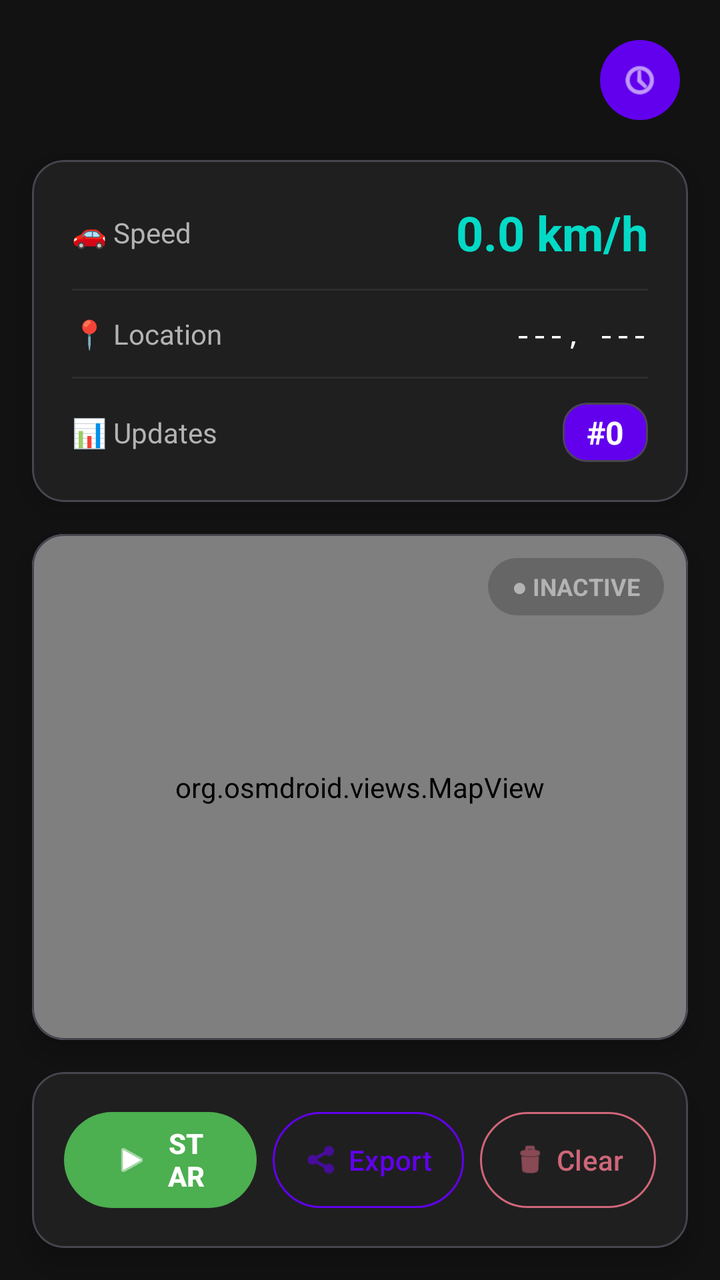
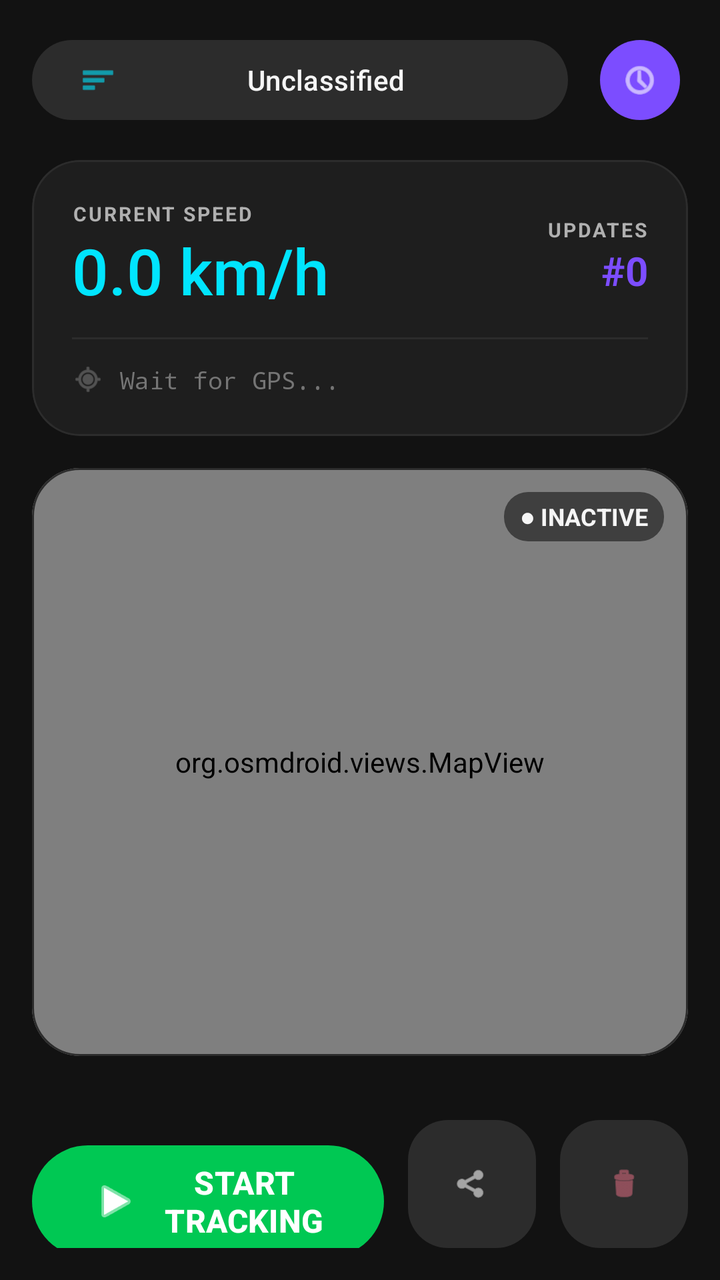

An Android layout rendered at two revisions. The XML below is the earlier revision; the diff shows what the commit changed to produce the second picture.
<!-- AndroidManifest.xml: activity theme Theme.MilesTracker -->
<!-- res/layout/activity_main.xml -->
<?xml version="1.0" encoding="utf-8"?>
<androidx.constraintlayout.widget.ConstraintLayout 
    xmlns:android="http://schemas.android.com/apk/res/android"
    xmlns:app="http://schemas.android.com/apk/res-auto"
    xmlns:tools="http://schemas.android.com/tools"
    android:layout_width="match_parent"
    android:layout_height="match_parent"
    android:background="@color/background"
    tools:context=".MainActivity">


    
    <com.google.android.material.button.MaterialButton
        android:id="@+id/historyButton"
        style="@style/Widget.Material3.Button.IconButton.Filled"
        android:layout_width="wrap_content"
        android:layout_height="wrap_content"
        android:layout_margin="16dp"
        app:icon="@android:drawable/ic_menu_recent_history"
        app:iconTint="@color/on_primary"
        app:backgroundTint="@color/primary"
        app:layout_constraintTop_toTopOf="parent"
        app:layout_constraintEnd_toEndOf="parent" />

    <com.google.android.material.card.MaterialCardView
        android:id="@+id/statsCard"
        android:layout_width="0dp"
        android:layout_height="wrap_content"
        android:layout_margin="16dp"
        app:cardBackgroundColor="@color/card_background"
        app:cardCornerRadius="16dp"
        app:cardElevation="8dp"
        app:layout_constraintTop_toBottomOf="@id/historyButton"
        app:layout_constraintStart_toStartOf="parent"
        app:layout_constraintEnd_toEndOf="parent">

        <LinearLayout
            android:layout_width="match_parent"
            android:layout_height="wrap_content"
            android:orientation="vertical"
            android:padding="20dp">

            
            <LinearLayout
                android:layout_width="match_parent"
                android:layout_height="wrap_content"
                android:orientation="horizontal"
                android:gravity="center_vertical">

                <TextView
                    android:layout_width="0dp"
                    android:layout_height="wrap_content"
                    android:layout_weight="1"
                    android:text="🚗 Speed"
                    android:textColor="@color/text_secondary"
                    android:textSize="14sp" />

                <TextView
                    android:id="@+id/speedValue"
                    android:layout_width="wrap_content"
                    android:layout_height="wrap_content"
                    android:text="0.0 km/h"
                    android:textColor="@color/secondary"
                    android:textSize="24sp"
                    android:textStyle="bold" />
            </LinearLayout>

            <View
                android:layout_width="match_parent"
                android:layout_height="1dp"
                android:layout_marginVertical="12dp"
                android:background="@color/surface_variant" />

            
            <LinearLayout
                android:layout_width="match_parent"
                android:layout_height="wrap_content"
                android:orientation="horizontal"
                android:gravity="center_vertical">

                <TextView
                    android:layout_width="0dp"
                    android:layout_height="wrap_content"
                    android:layout_weight="1"
                    android:text="📍 Location"
                    android:textColor="@color/text_secondary"
                    android:textSize="14sp" />

                <TextView
                    android:id="@+id/coordinatesValue"
                    android:layout_width="wrap_content"
                    android:layout_height="wrap_content"
                    android:text="---, ---"
                    android:textColor="@color/text_primary"
                    android:textSize="14sp"
                    android:fontFamily="monospace" />
            </LinearLayout>

            <View
                android:layout_width="match_parent"
                android:layout_height="1dp"
                android:layout_marginVertical="12dp"
                android:background="@color/surface_variant" />

            
            <LinearLayout
                android:layout_width="match_parent"
                android:layout_height="wrap_content"
                android:orientation="horizontal"
                android:gravity="center_vertical">

                <TextView
                    android:layout_width="0dp"
                    android:layout_height="wrap_content"
                    android:layout_weight="1"
                    android:text="📊 Updates"
                    android:textColor="@color/text_secondary"
                    android:textSize="14sp" />

                <com.google.android.material.card.MaterialCardView
                    android:layout_width="wrap_content"
                    android:layout_height="wrap_content"
                    app:cardBackgroundColor="@color/primary"
                    app:cardCornerRadius="12dp"
                    app:cardElevation="0dp">

                    <TextView
                        android:id="@+id/updateCountValue"
                        android:layout_width="wrap_content"
                        android:layout_height="wrap_content"
                        android:paddingHorizontal="12dp"
                        android:paddingVertical="4dp"
                        android:text="#0"
                        android:textColor="@color/on_primary"
                        android:textSize="16sp"
                        android:textStyle="bold" />
                </com.google.android.material.card.MaterialCardView>
            </LinearLayout>

        </LinearLayout>
    </com.google.android.material.card.MaterialCardView>

    
    <com.google.android.material.card.MaterialCardView
        android:id="@+id/mapCard"
        android:layout_width="match_parent"
        android:layout_height="0dp"
        android:layout_margin="16dp"
        app:cardBackgroundColor="@color/surface"
        app:cardCornerRadius="16dp"
        app:cardElevation="8dp"
        app:layout_constraintTop_toBottomOf="@id/statsCard"
        app:layout_constraintBottom_toTopOf="@id/controlsCard"
        app:layout_constraintStart_toStartOf="parent"
        app:layout_constraintEnd_toEndOf="parent">

        <org.osmdroid.views.MapView
            android:id="@+id/mapView"
            android:layout_width="match_parent"
            android:layout_height="match_parent"
            android:clipToOutline="true" />

        
        <TextView
            android:id="@+id/trackingStatus"
            android:layout_width="wrap_content"
            android:layout_height="wrap_content"
            android:layout_gravity="top|end"
            android:layout_margin="12dp"
            android:background="@drawable/status_badge_background"
            android:paddingHorizontal="12dp"
            android:paddingVertical="6dp"
            android:text="● INACTIVE"
            android:textColor="@color/text_secondary"
            android:textSize="12sp"
            android:textStyle="bold" />

    </com.google.android.material.card.MaterialCardView>

    
    <com.google.android.material.card.MaterialCardView
        android:id="@+id/controlsCard"
        android:layout_width="match_parent"
        android:layout_height="wrap_content"
        android:layout_margin="16dp"
        app:cardBackgroundColor="@color/card_background"
        app:cardCornerRadius="16dp"
        app:cardElevation="8dp"
        app:layout_constraintBottom_toBottomOf="parent"
        app:layout_constraintStart_toStartOf="parent"
        app:layout_constraintEnd_toEndOf="parent">

        <LinearLayout
            android:layout_width="match_parent"
            android:layout_height="wrap_content"
            android:orientation="horizontal"
            android:padding="16dp"
            android:gravity="center">

            
            <com.google.android.material.button.MaterialButton
                android:id="@+id/startStopButton"
                android:layout_width="0dp"
                android:layout_height="56dp"
                android:layout_weight="1"
                android:text="@string/start_tracking"
                android:textSize="14sp"
                android:textStyle="bold"
                app:backgroundTint="@color/success"
                app:cornerRadius="28dp"
                app:icon="@android:drawable/ic_media_play"
                app:iconGravity="textStart"
                app:iconPadding="8dp" />

            <View
                android:layout_width="8dp"
                android:layout_height="0dp" />

            
            <com.google.android.material.button.MaterialButton
                android:id="@+id/exportButton"
                style="@style/Widget.Material3.Button.OutlinedButton"
                android:layout_width="wrap_content"
                android:layout_height="56dp"
                android:text="Export"
                android:textColor="@color/primary"
                android:paddingHorizontal="16dp"
                app:cornerRadius="28dp"
                app:strokeColor="@color/primary"
                app:icon="@android:drawable/ic_menu_share"
                app:iconTint="@color/primary" />

            <View
                android:layout_width="8dp"
                android:layout_height="0dp" />

            
            <com.google.android.material.button.MaterialButton
                android:id="@+id/clearButton"
                style="@style/Widget.Material3.Button.OutlinedButton"
                android:layout_width="wrap_content"
                android:layout_height="56dp"
                android:text="Clear"
                android:textColor="@color/error"
                android:paddingHorizontal="16dp"
                app:cornerRadius="28dp"
                app:strokeColor="@color/error"
                app:icon="@android:drawable/ic_menu_delete"
                app:iconTint="@color/error" />

        </LinearLayout>
    </com.google.android.material.card.MaterialCardView>

</androidx.constraintlayout.widget.ConstraintLayout>
<!-- resources referenced by this layout -->
<resources>
  <color name="background">#121212</color>
  <color name="card_background">#1F1F1F</color>
  <color name="error">#CF6679</color>
  <color name="on_primary">#FFFFFF</color>
  <color name="primary">#6200EE</color>
  <color name="secondary">#03DAC6</color>
  <color name="success">#4CAF50</color>
  <color name="surface">#1E1E1E</color>
  <color name="surface_variant">#2D2D2D</color>
  <color name="text_primary">#FFFFFF</color>
  <color name="text_secondary">#B3B3B3</color>
  <!-- drawable status_badge_background (drawable) -->
  <?xml version="1.0" encoding="utf-8"?>
  <shape xmlns:android="http://schemas.android.com/apk/res/android">
      <solid android:color="#33000000" />
      <corners android:radius="16dp" />
  </shape>
  <string name="start_tracking">START TRACKING</string>
  <style name="Theme.MilesTracker" parent="Theme.Material3.Dark.NoActionBar">
          <item name="colorPrimary">@color/primary</item>
          <item name="colorPrimaryDark">@color/primary_dark</item>
          <item name="colorSecondary">@color/secondary</item>
          <item name="android:colorBackground">@color/background</item>
          <item name="colorSurface">@color/surface</item>
          <item name="colorOnPrimary">@color/on_primary</item>
          <item name="colorOnSecondary">@color/on_secondary</item>
          <item name="colorOnBackground">@color/on_background</item>
          <item name="colorOnSurface">@color/on_surface</item>
          <item name="android:statusBarColor">@color/background</item>
          <item name="android:navigationBarColor">@color/background</item>
      </style>
  <color name="primary_dark">#3700B3</color>
  <color name="on_secondary">#000000</color>
  <color name="on_background">#FFFFFF</color>
  <color name="on_surface">#FFFFFF</color>
</resources>

<!-- the commit's change to res/layout/activity_main.xml (unified diff, before → after) -->
@@ -8,29 +8,55 @@
     android:background="@color/background"
     tools:context=".MainActivity">
 
-
     
-    <com.google.android.material.button.MaterialButton
-        android:id="@+id/historyButton"
-        style="@style/Widget.Material3.Button.IconButton.Filled"
-        android:layout_width="wrap_content"
+    <LinearLayout
+        android:id="@+id/topBar"
+        android:layout_width="match_parent"
         android:layout_height="wrap_content"
-        android:layout_margin="16dp"
-        app:icon="@android:drawable/ic_menu_recent_history"
-        app:iconTint="@color/on_primary"
-        app:backgroundTint="@color/primary"
-        app:layout_constraintTop_toTopOf="parent"
-        app:layout_constraintEnd_toEndOf="parent" />
+        android:orientation="horizontal"
+        android:padding="16dp"
+        app:layout_constraintTop_toTopOf="parent">
+
+        
+        <com.google.android.material.button.MaterialButton
+            android:id="@+id/classificationButton"
+            style="@style/Widget.Material3.Button.TonalButton"
+            android:layout_width="0dp"
+            android:layout_height="wrap_content"
+            android:layout_weight="1"
+            android:text="Unclassified"
+            android:textColor="@color/text_primary"
+            app:backgroundTint="@color/surface_variant"
+            app:cornerRadius="24dp"
+            app:icon="@android:drawable/ic_menu_sort_by_size"
+            app:iconTint="@color/secondary" />
+
+        <View
+            android:layout_width="12dp"
+            android:layout_height="0dp" />
+
+        
+        <com.google.android.material.button.MaterialButton
+            android:id="@+id/historyButton"
+            style="@style/Widget.Material3.Button.IconButton.Filled"
+            android:layout_width="wrap_content"
+            android:layout_height="wrap_content"
+            app:backgroundTint="@color/primary"
+            app:icon="@android:drawable/ic_menu_recent_history"
+            app:iconTint="@color/on_primary" />
+    </LinearLayout>
 
     <com.google.android.material.card.MaterialCardView
         android:id="@+id/statsCard"
-        android:layout_width="0dp"
+        android:layout_width="match_parent"
         android:layout_height="wrap_content"
-        android:layout_margin="16dp"
+        android:layout_marginHorizontal="16dp"
         app:cardBackgroundColor="@color/card_background"
-        app:cardCornerRadius="16dp"
-        app:cardElevation="8dp"
-        app:layout_constraintTop_toBottomOf="@id/historyButton"
+        app:cardCornerRadius="24dp"
+        app:cardElevation="0dp"
+        app:strokeColor="@color/surface_variant"
+        app:strokeWidth="1dp"
+        app:layout_constraintTop_toBottomOf="@id/topBar"
         app:layout_constraintStart_toStartOf="parent"
         app:layout_constraintEnd_toEndOf="parent">
 
@@ -47,96 +73,85 @@
                 android:orientation="horizontal"
                 android:gravity="center_vertical">
 
-                <TextView
+                <LinearLayout
                     android:layout_width="0dp"
                     android:layout_height="wrap_content"
                     android:layout_weight="1"
-                    android:text="🚗 Speed"
-                    android:textColor="@color/text_secondary"
-                    android:textSize="14sp" />
-
-                <TextView
-                    android:id="@+id/speedValue"
+                    android:orientation="vertical">
+                    
+                    <TextView
+                        android:layout_width="wrap_content"
+                        android:layout_height="wrap_content"
+                        android:text="CURRENT SPEED"
+                        android:letterSpacing="0.1"
+                        android:textColor="@color/text_secondary"
+                        android:textSize="10sp"
+                        android:textStyle="bold" />
+                        
+                    <TextView
+                        android:id="@+id/speedValue"
+                        android:layout_width="wrap_content"
+                        android:layout_height="wrap_content"
+                        android:text="0.0 km/h"
+                        android:textColor="@color/secondary"
+                        android:textSize="32sp"
+                        android:fontFamily="sans-serif-medium" />
+                </LinearLayout>
+
+                <LinearLayout
                     android:layout_width="wrap_content"
                     android:layout_height="wrap_content"
-                    android:text="0.0 km/h"
-                    android:textColor="@color/secondary"
-                    android:textSize="24sp"
-                    android:textStyle="bold" />
+                    android:orientation="vertical"
+                    android:gravity="end">
+                    
+                     <TextView
+                        android:layout_width="wrap_content"
+                        android:layout_height="wrap_content"
+                        android:text="UPDATES"
+                        android:letterSpacing="0.1"
+                        android:textColor="@color/text_secondary"
+                        android:textSize="10sp"
+                        android:textStyle="bold" />
+
+                    <TextView
+                        android:id="@+id/updateCountValue"
+                        android:layout_width="wrap_content"
+                        android:layout_height="wrap_content"
+                        android:text="#0"
+                        android:textColor="@color/primary"
+                        android:textSize="20sp"
+                        android:textStyle="bold" />
+                </LinearLayout>
             </LinearLayout>
 
-            <View
+             <View
                 android:layout_width="match_parent"
                 android:layout_height="1dp"
                 android:layout_marginVertical="12dp"
-                android:background="@color/surface_variant" />
-
-            
-            <LinearLayout
-                android:layout_width="match_parent"
-                android:layout_height="wrap_content"
-                android:orientation="horizontal"
-                android:gravity="center_vertical">
-
-                <TextView
-                    android:layout_width="0dp"
-                    android:layout_height="wrap_content"
-                    android:layout_weight="1"
-                    android:text="📍 Location"
-                    android:textColor="@color/text_secondary"
-                    android:textSize="14sp" />
-
-                <TextView
+                android:background="@color/divider" />
+
+             <LinearLayout
+                 android:layout_width="match_parent"
+                 android:layout_height="wrap_content"
+                 android:orientation="horizontal"
+                 android:gravity="center_vertical">
+                 
+                 <ImageView
+                     android:layout_width="16dp"
+                     android:layout_height="16dp"
+                     android:src="@android:drawable/ic_menu_mylocation"
+                     app:tint="@color/text_tertiary" />
+                     
+                 <TextView
                     android:id="@+id/coordinatesValue"
                     android:layout_width="wrap_content"
                     android:layout_height="wrap_content"
-                    android:text="---, ---"
-                    android:textColor="@color/text_primary"
-                    android:textSize="14sp"
+                    android:layout_marginStart="8dp"
+                    android:text="Wait for GPS..."
+                    android:textColor="@color/text_tertiary"
+                    android:textSize="12sp"
                     android:fontFamily="monospace" />
-            </LinearLayout>
-
-            <View
-                android:layout_width="match_parent"
-                android:layout_height="1dp"
-                android:layout_marginVertical="12dp"
-                android:background="@color/surface_variant" />
-
-            
-            <LinearLayout
-                android:layout_width="match_parent"
-                android:layout_height="wrap_content"
-                android:orientation="horizontal"
-                android:gravity="center_vertical">
-
-                <TextView
-                    android:layout_width="0dp"
-                    android:layout_height="wrap_content"
-                    android:layout_weight="1"
-                    android:text="📊 Updates"
-                    android:textColor="@color/text_secondary"
-                    android:textSize="14sp" />
-
-                <com.google.android.material.card.MaterialCardView
-                    android:layout_width="wrap_content"
-                    android:layout_height="wrap_content"
-                    app:cardBackgroundColor="@color/primary"
-                    app:cardCornerRadius="12dp"
-                    app:cardElevation="0dp">
-
-                    <TextView
-                        android:id="@+id/updateCountValue"
-                        android:layout_width="wrap_content"
-                        android:layout_height="wrap_content"
-                        android:paddingHorizontal="12dp"
-                        android:paddingVertical="4dp"
-                        android:text="#0"
-                        android:textColor="@color/on_primary"
-                        android:textSize="16sp"
-                        android:textStyle="bold" />
-                </com.google.android.material.card.MaterialCardView>
-            </LinearLayout>
-
+             </LinearLayout>
         </LinearLayout>
     </com.google.android.material.card.MaterialCardView>
 
@@ -147,8 +162,10 @@
         android:layout_height="0dp"
         android:layout_margin="16dp"
         app:cardBackgroundColor="@color/surface"
-        app:cardCornerRadius="16dp"
-        app:cardElevation="8dp"
+        app:cardCornerRadius="24dp"
+        app:cardElevation="0dp"
+        app:strokeColor="@color/surface_variant"
+        app:strokeWidth="1dp"
         app:layout_constraintTop_toBottomOf="@id/statsCard"
         app:layout_constraintBottom_toTopOf="@id/controlsCard"
         app:layout_constraintStart_toStartOf="parent"
@@ -168,87 +185,80 @@
             android:layout_gravity="top|end"
             android:layout_margin="12dp"
             android:background="@drawable/status_badge_background"
-            android:paddingHorizontal="12dp"
-            android:paddingVertical="6dp"
             android:text="● INACTIVE"
-            android:textColor="@color/text_secondary"
+            android:textColor="@color/text_primary"
             android:textSize="12sp"
             android:textStyle="bold" />
 
     </com.google.android.material.card.MaterialCardView>
 
     
-    <com.google.android.material.card.MaterialCardView
+    <LinearLayout
         android:id="@+id/controlsCard"
         android:layout_width="match_parent"
         android:layout_height="wrap_content"
-        android:layout_margin="16dp"
-        app:cardBackgroundColor="@color/card_background"
-        app:cardCornerRadius="16dp"
-        app:cardElevation="8dp"
-        app:layout_constraintBottom_toBottomOf="parent"
-        app:layout_constraintStart_toStartOf="parent"
-        app:layout_constraintEnd_toEndOf="parent">
-
-        <LinearLayout
-            android:layout_width="match_parent"
-            android:layout_height="wrap_content"
-            android:orientation="horizontal"
-            android:padding="16dp"
-            android:gravity="center">
-
-            
-            <com.google.android.material.button.MaterialButton
-                android:id="@+id/startStopButton"
-                android:layout_width="0dp"
-                android:layout_height="56dp"
-                android:layout_weight="1"
-                android:text="@string/start_tracking"
-                android:textSize="14sp"
-                android:textStyle="bold"
-                app:backgroundTint="@color/success"
-                app:cornerRadius="28dp"
-                app:icon="@android:drawable/ic_media_play"
-                app:iconGravity="textStart"
-                app:iconPadding="8dp" />
-
-            <View
-                android:layout_width="8dp"
-                android:layout_height="0dp" />
-
-            
-            <com.google.android.material.button.MaterialButton
-                android:id="@+id/exportButton"
-                style="@style/Widget.Material3.Button.OutlinedButton"
-                android:layout_width="wrap_content"
-                android:layout_height="56dp"
-                android:text="Export"
-                android:textColor="@color/primary"
-                android:paddingHorizontal="16dp"
-                app:cornerRadius="28dp"
-                app:strokeColor="@color/primary"
-                app:icon="@android:drawable/ic_menu_share"
-                app:iconTint="@color/primary" />
-
-            <View
-                android:layout_width="8dp"
-                android:layout_height="0dp" />
-
-            
-            <com.google.android.material.button.MaterialButton
-                android:id="@+id/clearButton"
-                style="@style/Widget.Material3.Button.OutlinedButton"
-                android:layout_width="wrap_content"
-                android:layout_height="56dp"
-                android:text="Clear"
-                android:textColor="@color/error"
-                android:paddingHorizontal="16dp"
-                app:cornerRadius="28dp"
-                app:strokeColor="@color/error"
-                app:icon="@android:drawable/ic_menu_delete"
-                app:iconTint="@color/error" />
-
-        </LinearLayout>
-    </com.google.android.material.card.MaterialCardView>
+        android:padding="16dp"
+        android:orientation="horizontal"
+        app:layout_constraintBottom_toBottomOf="parent">
+
+        
+        <com.google.android.material.button.MaterialButton
+            android:id="@+id/startStopButton"
+            android:layout_width="0dp"
+            android:layout_height="64dp"
+            android:layout_weight="1"
+            android:text="@string/start_tracking"
+            android:textSize="16sp"
+            android:textStyle="bold"
+            app:backgroundTint="@color/success"
+            app:cornerRadius="32dp"
+            app:icon="@android:drawable/ic_media_play"
+            app:iconSize="24dp"
+            app:iconGravity="textStart"
+            app:iconPadding="12dp" />
+
+        <View
+            android:layout_width="12dp"
+            android:layout_height="0dp" />
+
+        
+        <com.google.android.material.button.MaterialButton
+            android:id="@+id/exportButton"
+            style="@style/Widget.Material3.Button.TonalButton"
+            android:layout_width="64dp"
+            android:layout_height="64dp"
+            app:backgroundTint="@color/surface_variant"
+            app:cornerRadius="20dp"
+            app:icon="@android:drawable/ic_menu_share"
+            app:iconTint="@color/text_primary"
+            app:iconGravity="textStart"
+            app:iconPadding="0dp"
+            android:insetLeft="0dp"
+            android:insetRight="0dp"
+            android:insetTop="0dp"
+            android:insetBottom="0dp" />
+
+        <View
+            android:layout_width="12dp"
+            android:layout_height="0dp" />
+
+        
+        <com.google.android.material.button.MaterialButton
+            android:id="@+id/clearButton"
+            style="@style/Widget.Material3.Button.TonalButton"
+            android:layout_width="64dp"
+            android:layout_height="64dp"
+            app:backgroundTint="@color/surface_variant"
+            app:cornerRadius="20dp"
+            app:icon="@android:drawable/ic_menu_delete"
+            app:iconTint="@color/error"
+            app:iconGravity="textStart"
+            app:iconPadding="0dp"
+            android:insetLeft="0dp"
+            android:insetRight="0dp"
+            android:insetTop="0dp"
+            android:insetBottom="0dp"/>
+
+    </LinearLayout>
 
 </androidx.constraintlayout.widget.ConstraintLayout>
<!-- resource entries referenced after the edit -->
@@ -1,21 +1,24 @@
 <!-- resources referenced by this layout -->
 <resources>
   <color name="background">#121212</color>
-  <color name="card_background">#1F1F1F</color>
+  <color name="card_background">#1E1E1E</color>
+  <color name="divider">#2C2C2C</color>
   <color name="error">#CF6679</color>
   <color name="on_primary">#FFFFFF</color>
-  <color name="primary">#6200EE</color>
-  <color name="secondary">#03DAC6</color>
-  <color name="success">#4CAF50</color>
+  <color name="primary">#7C4DFF</color>
+  <color name="secondary">#00E5FF</color>
+  <color name="success">#00C853</color>
   <color name="surface">#1E1E1E</color>
-  <color name="surface_variant">#2D2D2D</color>
-  <color name="text_primary">#FFFFFF</color>
-  <color name="text_secondary">#B3B3B3</color>
+  <color name="surface_variant">#2C2C2C</color>
+  <color name="text_primary">#F5F5F5</color>
+  <color name="text_secondary">#B0B0B0</color>
+  <color name="text_tertiary">#757575</color>
   <!-- drawable status_badge_background (drawable) -->
   <?xml version="1.0" encoding="utf-8"?>
-  <shape xmlns:android="http://schemas.android.com/apk/res/android">
-      <solid android:color="#33000000" />
-      <corners android:radius="16dp" />
+  <shape xmlns:android="http://schemas.android.com/apk/res/android" android:shape="rectangle">
+      <corners android:radius="12dp" />
+      <solid android:color="#80000000" /> 
+      <padding android:left="8dp" android:top="4dp" android:right="8dp" android:bottom="4dp" />
   </shape>
   <string name="start_tracking">START TRACKING</string>
   <style name="Theme.MilesTracker" parent="Theme.Material3.Dark.NoActionBar">
@@ -31,7 +34,7 @@
           <item name="android:statusBarColor">@color/background</item>
           <item name="android:navigationBarColor">@color/background</item>
       </style>
-  <color name="primary_dark">#3700B3</color>
+  <color name="primary_dark">#3F1DCB</color>
   <color name="on_secondary">#000000</color>
   <color name="on_background">#FFFFFF</color>
   <color name="on_surface">#FFFFFF</color>
